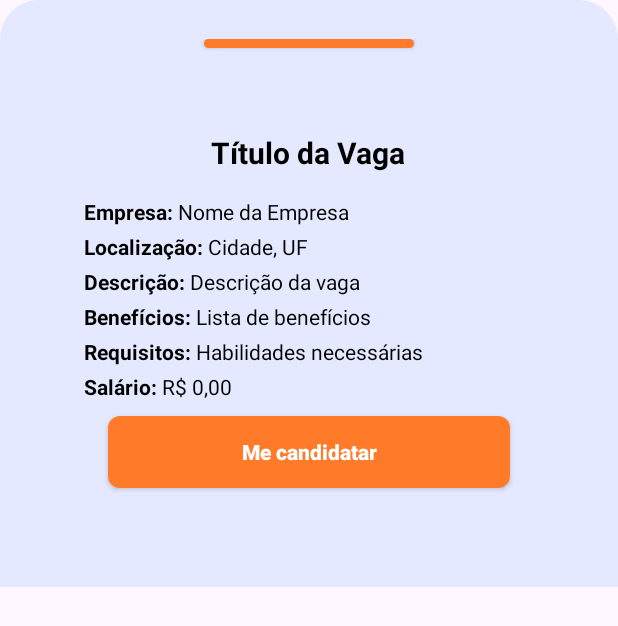
After one commit to lucasmartins2478/Primeira_Oportunidade_Mobile, an Android app: the layout bottom_sheet_vacancy_details.xml on its own in the app's theme, with its tools: preview values and no code run, on a phone screen of 412 x 824 dp. The commit adds this screen. Shown: the top 626 px of the screen. Run offline under Robolectric (Android 15) with nearby library versions, the phone set to English and light mode, and no system bars.

Commit message:
vacancy card details

```diff
--- a/app/src/main/java/com/activities/Vacancies.java
+++ b/app/src/main/java/com/activities/Vacancies.java
@@ -1,6 +1,9 @@
 package com.activities;
 
+import static java.security.AccessController.getContext;
+
 import android.os.Bundle;
+import android.view.View;
 import android.widget.Toast;
 
 import androidx.activity.EdgeToEdge;
@@ -12,6 +15,7 @@ import androidx.recyclerview.widget.LinearLayoutManager;
 import androidx.recyclerview.widget.RecyclerView;
 
 import com.adapters.VacancyAdapter;
+import com.google.android.material.bottomsheet.BottomSheetDialog;
 import com.models.Vacancy;
 import com.services.VacancyService;
 
@@ -43,8 +47,17 @@ public class Vacancies extends AppCompatActivity {
             @Override
             public void onSuccess(ArrayList<Vacancy> vacancies) {
                 runOnUiThread(() -> {
-                    vagaAdapter = new VacancyAdapter(vacancies);
-                    recyclerView.setAdapter(vagaAdapter);
+                    // Agora, passamos a função para o adapter
+                    VacancyAdapter adapter = new VacancyAdapter(vacancies, Vacancies.this, new VacancyAdapter.OnVerMaisClickListener() {
+                        @Override
+                        public void onVerMaisClick(Vacancy vaga) {
+                            // Aqui você pode tratar o clique no botão "Ver Mais" caso precise de algo mais
+                            // Por exemplo, você pode exibir detalhes em outro lugar ou fazer outra ação.
+                        }
+                    });
+
+                    recyclerView.setAdapter(adapter);
+
                 });
             }
 
@@ -55,9 +68,5 @@ public class Vacancies extends AppCompatActivity {
                 });
             }
         });
-
     }
-
-
-
 }
--- a/app/src/main/java/com/adapters/VacancyAdapter.java
+++ b/app/src/main/java/com/adapters/VacancyAdapter.java
@@ -1,24 +1,41 @@
 package com.adapters;
 
+import android.content.Context;
 import android.view.LayoutInflater;
 import android.view.View;
 import android.view.ViewGroup;
 import android.widget.TextView;
 import androidx.annotation.NonNull;
+import androidx.appcompat.app.AppCompatActivity;
+import androidx.appcompat.widget.AppCompatButton;
 import androidx.recyclerview.widget.RecyclerView;
 
 import com.activities.R;
+import com.fragments.VacancyDetailsFragment;
 import com.models.Vacancy;
 
 import java.util.List;
 
 public class VacancyAdapter extends RecyclerView.Adapter<VacancyAdapter.VagaViewHolder> {
     private List<Vacancy> listaVagas;
+    private OnVerMaisClickListener listener;
+    private Context context;
+
+
+    public interface OnVerMaisClickListener {
+        void onVerMaisClick(Vacancy vaga);
+    }
+
 
     public VacancyAdapter(List<Vacancy> listaVagas) {
         this.listaVagas = listaVagas;
     }
 
+    public VacancyAdapter(List<Vacancy> listaVagas, Context context, OnVerMaisClickListener listener) {
+        this.listaVagas = listaVagas;
+        this.context = context;
+        this.listener = listener; // Passando o listener
+    }
     @NonNull
     @Override
     public VagaViewHolder onCreateViewHolder(@NonNull ViewGroup parent, int viewType) {
@@ -32,6 +49,13 @@ public class VacancyAdapter extends RecyclerView.Adapter<VacancyAdapter.VagaView
         holder.tvTitulo.setText(vaga.getTitle());
         holder.tvEmpresa.setText(vaga.getAboutCompany());
         holder.tvLocalizacao.setText(vaga.getLocality());
+
+
+        holder.btnVerMais.setOnClickListener(v -> {
+            // Cria o BottomSheet com os detalhes da vaga
+            VacancyDetailsFragment bottomSheet = VacancyDetailsFragment.newInstance(vaga);
+            bottomSheet.show(((AppCompatActivity) context).getSupportFragmentManager(), bottomSheet.getTag());
+        });
     }
 
     @Override
@@ -41,12 +65,14 @@ public class VacancyAdapter extends RecyclerView.Adapter<VacancyAdapter.VagaView
 
     public static class VagaViewHolder extends RecyclerView.ViewHolder {
         TextView tvTitulo, tvEmpresa, tvLocalizacao;
+        AppCompatButton btnVerMais;
 
         public VagaViewHolder(@NonNull View itemView) {
             super(itemView);
             tvTitulo = itemView.findViewById(R.id.tvTitulo);
             tvEmpresa = itemView.findViewById(R.id.tvEmpresa);
             tvLocalizacao = itemView.findViewById(R.id.tvLocalizacao);
+            btnVerMais = itemView.findViewById(R.id.seeMoreDetails);
         }
     }
 }
--- /dev/null
+++ b/app/src/main/java/com/fragments/VacancyDetailsFragment.java
@@ -0,0 +1,80 @@
+package com.fragments;
+
+import android.os.Bundle;
+
+import androidx.annotation.NonNull;
+import androidx.annotation.Nullable;
+import androidx.appcompat.widget.AppCompatButton;
+import androidx.fragment.app.DialogFragment;
+import androidx.fragment.app.Fragment;
+
+import android.view.LayoutInflater;
+import android.view.View;
+import android.view.ViewGroup;
+import android.widget.TextView;
+import android.widget.Toast;
+
+import com.activities.R;
+import com.google.android.material.bottomsheet.BottomSheetDialog;
+import com.google.android.material.bottomsheet.BottomSheetDialogFragment;
+import com.models.Vacancy;
+
+
+public class VacancyDetailsFragment extends BottomSheetDialogFragment {
+
+    private Vacancy vacancy;
+
+    // Cria uma nova instância do fragmento com a vaga que será exibida
+    public static VacancyDetailsFragment newInstance(Vacancy vacancy) {
+        VacancyDetailsFragment fragment = new VacancyDetailsFragment();
+        Bundle args = new Bundle();
+        args.putSerializable("vacancy", vacancy);
+        fragment.setArguments(args);
+        return fragment;
+    }
+
+    @Nullable
+    @Override
+    public View onCreateView(@NonNull LayoutInflater inflater, @Nullable ViewGroup container, @Nullable Bundle savedInstanceState) {
+        View view = inflater.inflate(R.layout.bottom_sheet_vacancy_details, container, false);
+
+        // Recupera a vaga passada como argumento
+        if (getArguments() != null) {
+            vacancy = (Vacancy) getArguments().getSerializable("vacancy");
+        }
+
+        // Preenche os dados no layout do BottomSheet
+        TextView tvTitle = view.findViewById(R.id.tvTitle);
+        TextView tvCompany = view.findViewById(R.id.tvCompany);
+        TextView tvLocation = view.findViewById(R.id.tvLocation);
+        TextView tvDescription = view.findViewById(R.id.tvDescription);
+        TextView tvBenefits = view.findViewById(R.id.tvBenefits);
+        TextView tvRequirements = view.findViewById(R.id.tvRequirements);
+        TextView tvSalary = view.findViewById(R.id.tvSalary);
+
+        // Preenchendo os TextViews com os dados da vaga
+        tvTitle.setText(vacancy.getTitle());
+        tvCompany.setText(vacancy.getAboutCompany());
+        tvLocation.setText(vacancy.getLocality());
+        tvDescription.setText(vacancy.getDescription());
+        tvBenefits.setText(vacancy.getBenefits()); // Adicionando benefícios
+        tvRequirements.setText(vacancy.getRequirements()); // Adicionando requisitos
+        tvSalary.setText(vacancy.getSalary()); // Adicionando salário
+
+
+        AppCompatButton btnApply = view.findViewById(R.id.apply);
+        btnApply.setOnClickListener(v -> {
+            applyForVacancy();
+        });
+
+        return view;
+    }
+    private void applyForVacancy() {
+        // Aqui você coloca a lógica que quiser
+        // Exemplo simples:
+        Toast.makeText(getContext(), "Você se candidatou à vaga: " + vacancy.getTitle(), Toast.LENGTH_SHORT).show();
+
+        // Se quiser fechar o BottomSheet depois:
+        dismiss();
+    }
+}
--- a/app/src/main/java/com/models/Vacancy.java
+++ b/app/src/main/java/com/models/Vacancy.java
@@ -1,6 +1,8 @@
 package com.models;
 
-public class Vacancy {
+import java.io.Serializable;
+
+public class Vacancy implements Serializable {
     private int id;
     private String title;
     private String description;
--- /dev/null
+++ b/app/src/main/res/drawable/vacancy_details_bkg.xml
@@ -0,0 +1,13 @@
+<?xml version="1.0" encoding="utf-8"?>
+<shape xmlns:android="http://schemas.android.com/apk/res/android">
+    <solid android:color="@color/background_color"/>
+    <corners
+        android:topLeftRadius="26dp"
+        android:topRightRadius="26dp"/>
+
+    <padding
+        android:left="40dp"
+        android:right="40dp"
+        android:top="10dp"
+        android:bottom="40dp"/>
+</shape>
--- /dev/null
+++ b/app/src/main/res/layout/bottom_sheet_vacancy_details.xml
@@ -0,0 +1,163 @@
+<?xml version="1.0" encoding="utf-8"?>
+<ScrollView xmlns:android="http://schemas.android.com/apk/res/android"
+    android:layout_width="match_parent"
+    android:layout_height="wrap_content"
+    android:background="@drawable/vacancy_details_bkg">
+
+    <LinearLayout
+        android:layout_width="match_parent"
+        android:layout_height="wrap_content"
+        android:orientation="vertical"
+        android:padding="16dp">
+
+        <androidx.appcompat.widget.AppCompatButton
+            style="@style/MenuOrangeBar"
+            android:layout_width="140dp"
+            android:layout_height="6dp"
+            android:layout_gravity="center" />
+
+        <!-- Título centralizado -->
+        <TextView
+            android:id="@+id/tvTitle"
+            android:layout_width="wrap_content"
+            android:layout_height="wrap_content"
+            android:layout_gravity="center_horizontal"
+            android:text="Título da Vaga"
+            android:textColor="@color/black"
+            android:textSize="20sp"
+            android:textStyle="bold"
+            android:layout_marginTop="16dp"
+            android:layout_marginBottom="8dp" />
+
+        <!-- Nome da empresa -->
+        <LinearLayout
+            android:layout_width="match_parent"
+            android:layout_height="wrap_content"
+            android:orientation="horizontal"
+            android:layout_marginTop="8dp">
+            <TextView
+                android:layout_width="wrap_content"
+                android:layout_height="wrap_content"
+                android:text="Empresa: "
+                android:textStyle="bold"
+                android:textColor="@color/black" />
+            <TextView
+                android:id="@+id/tvCompany"
+                android:layout_width="wrap_content"
+                android:layout_height="wrap_content"
+                android:text="Nome da Empresa"
+                android:textColor="@color/black" />
+        </LinearLayout>
+
+        <!-- Localização -->
+        <LinearLayout
+            android:layout_width="match_parent"
+            android:layout_height="wrap_content"
+            android:orientation="horizontal"
+            android:layout_marginTop="4dp">
+            <TextView
+                android:layout_width="wrap_content"
+                android:layout_height="wrap_content"
+                android:text="Localização: "
+                android:textStyle="bold"
+                android:textColor="@color/black" />
+            <TextView
+                android:id="@+id/tvLocation"
+                android:layout_width="wrap_content"
+                android:layout_height="wrap_content"
+                android:text="Cidade, UF"
+                android:textColor="@color/black" />
+        </LinearLayout>
+
+        <!-- Descrição -->
+        <LinearLayout
+            android:layout_width="match_parent"
+            android:layout_height="wrap_content"
+            android:orientation="horizontal"
+            android:layout_marginTop="4dp">
+            <TextView
+                android:layout_width="wrap_content"
+                android:layout_height="wrap_content"
+                android:text="Descrição: "
+                android:textStyle="bold"
+                android:textColor="@color/black" />
+            <TextView
+                android:id="@+id/tvDescription"
+                android:layout_width="wrap_content"
+                android:layout_height="wrap_content"
+                android:text="Descrição da vaga"
+                android:textColor="@color/black" />
+        </LinearLayout>
+
+        <!-- Benefícios -->
+        <LinearLayout
+            android:layout_width="match_parent"
+            android:layout_height="wrap_content"
+            android:orientation="horizontal"
+            android:layout_marginTop="4dp">
+            <TextView
+                android:layout_width="wrap_content"
+                android:layout_height="wrap_content"
+                android:text="Benefícios: "
+                android:textStyle="bold"
+                android:textColor="@color/black" />
+            <TextView
+                android:id="@+id/tvBenefits"
+                android:layout_width="wrap_content"
+                android:layout_height="wrap_content"
+                android:text="Lista de benefícios"
+                android:textColor="@color/black" />
+        </LinearLayout>
+
+        <!-- Requisitos -->
+        <LinearLayout
+            android:layout_width="match_parent"
+            android:layout_height="wrap_content"
+            android:orientation="horizontal"
+            android:layout_marginTop="4dp">
+            <TextView
+                android:layout_width="wrap_content"
+                android:layout_height="wrap_content"
+                android:text="Requisitos: "
+                android:textStyle="bold"
+                android:textColor="@color/black" />
+            <TextView
+                android:id="@+id/tvRequirements"
+                android:layout_width="wrap_content"
+                android:layout_height="wrap_content"
+                android:text="Habilidades necessárias"
+                android:textColor="@color/black" />
+        </LinearLayout>
+
+        <!-- Salário -->
+        <LinearLayout
+            android:layout_width="match_parent"
+            android:layout_height="wrap_content"
+            android:orientation="horizontal"
+            android:layout_marginTop="4dp">
+            <TextView
+                android:layout_width="wrap_content"
+                android:layout_height="wrap_content"
+                android:text="Salário: "
+                android:textStyle="bold"
+                android:textColor="@color/black" />
+            <TextView
+                android:id="@+id/tvSalary"
+                android:layout_width="wrap_content"
+                android:layout_height="wrap_content"
+                android:text="R$ 0,00"
+                android:textColor="@color/black" />
+        </LinearLayout>
+
+        <!-- Botão -->
+        <androidx.appcompat.widget.AppCompatButton
+            android:id="@+id/apply"
+            style="@style/ButtonOrange"
+            android:layout_width="268dp"
+            android:layout_gravity="center_horizontal"
+            android:layout_height="wrap_content"
+            android:layout_marginTop="16dp"
+            android:text="@string/apply" />
+
+    </LinearLayout>
+</ScrollView>
--- a/app/src/main/res/layout/vacancy_card.xml
+++ b/app/src/main/res/layout/vacancy_card.xml
@@ -70,6 +70,7 @@
         </LinearLayout>
 
         <androidx.appcompat.widget.AppCompatButton
+            android:id="@+id/seeMoreDetails"
             style="@style/CardButton"
             android:layout_width="211dp"
             android:layout_height="32dp"
--- a/app/src/main/res/values/strings.xml
+++ b/app/src/main/res/values/strings.xml
@@ -97,6 +97,7 @@
     <string name="tips_of_courses">Dicas de Cursos</string>
     <string name="tips_to_enterviews">Dicas para Entrevistas</string>
     <string name="know_competences">Conheça as Competências</string>
+    <string name="apply">Me candidatar</string>
     <string name="chat">Chat</string>
     <string name="chat_text">Seja bem-vindo ao nosso chat, aqui você pode se conectar com outros candidatos, tirar dúvidas e compartilhar experiências</string>
     <string-array name="gender_options">
@@ -256,8 +257,8 @@
         <item>Vendedor</item>
         <item>Zelador</item>
     </string-array>
-
-
+    <!-- TODO: Remove or change this placeholder text -->
+    <string name="hello_blank_fragment">Hello blank fragment</string>
 
 
 </resources>
```
